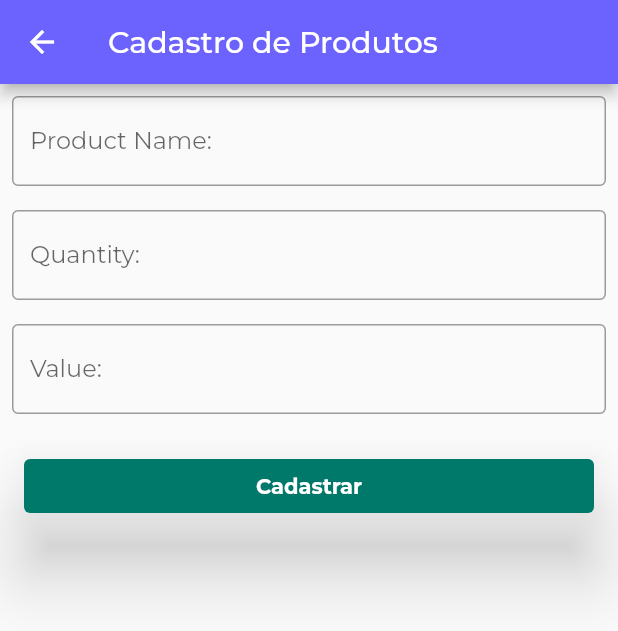
After one commit to talha828/Bill-Counter, a Flutter app: the FormProduct screen opened directly, on a phone screen of 412 x 824 dp. The commit adds this screen. Shown: the top 631 px of the screen. Run offline on Flutter 3.47's test engine with Material 2 defaults, Android fonts, the phone set to English and light mode, and no system bars; our stand-ins replace cloud_firestore, country_picker, firebase_auth, firebase_core, font_awesome_flutter, get and 3 more; missing offline and left inert: circular_clip_route, validation_plus; accounts and stored records are empty.

Commit message:
add screens

```diff
--- /dev/null
+++ b/lib/model/product_model.dart
@@ -0,0 +1,16 @@
+class Product {
+  final String name;
+  final int? quantity;
+  final double? value;
+
+  Product(
+      this.name,
+      this.quantity,
+      this.value,
+      );
+
+  @override
+  String toString() {
+    return "Product{Name: $name, Quantity: $quantity, Value: $value}";
+  }
+}
--- /dev/null
+++ b/lib/view/product_from_screen/product_form_screen.dart
@@ -0,0 +1,82 @@
+import 'package:book_bank/model/product_model.dart';
+import 'package:flutter/material.dart';
+
+class FormProduct extends StatelessWidget {
+  final TextEditingController _controllerName = TextEditingController();
+  final TextEditingController _controllerQuantity = TextEditingController();
+  final TextEditingController _controllerValue = TextEditingController();
+  FormProduct({Key? key}) : super(key: key);
+
+  @override
+  Widget build(BuildContext context) {
+    return Scaffold(
+      appBar: AppBar(
+        title: const Text(
+          "Cadastro de Produtos",
+        ),
+      ),
+      body: ListView(
+        children: [
+          Padding(
+            padding: const EdgeInsets.all(8.0),
+            child: TextField(
+              focusNode: FocusNode(),
+              controller: _controllerName,
+              decoration: const InputDecoration(
+                border: OutlineInputBorder(),
+                labelText: "Product Name:",
+              ),
+            ),
+          ),
+          Padding(
+            padding: const EdgeInsets.all(8.0),
+            child: TextField(
+              controller: _controllerQuantity,
+              decoration: const InputDecoration(
+                border: OutlineInputBorder(),
+                labelText: "Quantity:",
+              ),
+              keyboardType: TextInputType.number,
+            ),
+          ),
+          Padding(
+            padding: const EdgeInsets.all(8.0),
+            child: TextField(
+              controller: _controllerValue,
+              decoration: const InputDecoration(
+                border: OutlineInputBorder(),
+                labelText: "Value:",
+              ),
+              keyboardType: TextInputType.number,
+            ),
+          ),
+          Padding(
+            padding: const EdgeInsets.all(16.0),
+            child: ElevatedButton(
+              style: ElevatedButton.styleFrom(
+                primary: Colors.teal[700],
+                onSurface: Colors.amber,
+                elevation: 20,
+              ),
+              onPressed: () {
+                final String name = _controllerName.text;
+                final int? quantity = int.tryParse(_controllerQuantity.text);
+                final double? value = double.tryParse(_controllerValue.text);
+
+                final Product newProduct = Product(name, quantity, value);
+                debugPrint(newProduct.toString());
+              },
+              child: const Text(
+                "Cadastrar",
+                style: TextStyle(
+                  color: Colors.white,
+                  fontWeight: FontWeight.bold,
+                ),
+              ),
+            ),
+          ),
+        ],
+      ),
+    );
+  }
+}
--- a/pubspec.yaml
+++ b/pubspec.yaml
@@ -47,6 +47,7 @@ dependencies:
   firebase_auth: ^4.2.8
   cloud_firestore: ^4.4.2
   shared_preferences: ^2.0.17
+
 
 
 dev_dependencies:
```
Also changed, not shown: lib/model/contant_model.dart (added, +27 -0 lines), lib/view/main_screen/main_screen.dart (+10 -0 lines), lib/view/onboard_screen/onbaord_screen.dart (added, +121 -0 lines), assets/img/d.png (added), assets/img/quality.jpg (added), assets/img/reward.svg (added), lib/generated/assets.dart.
